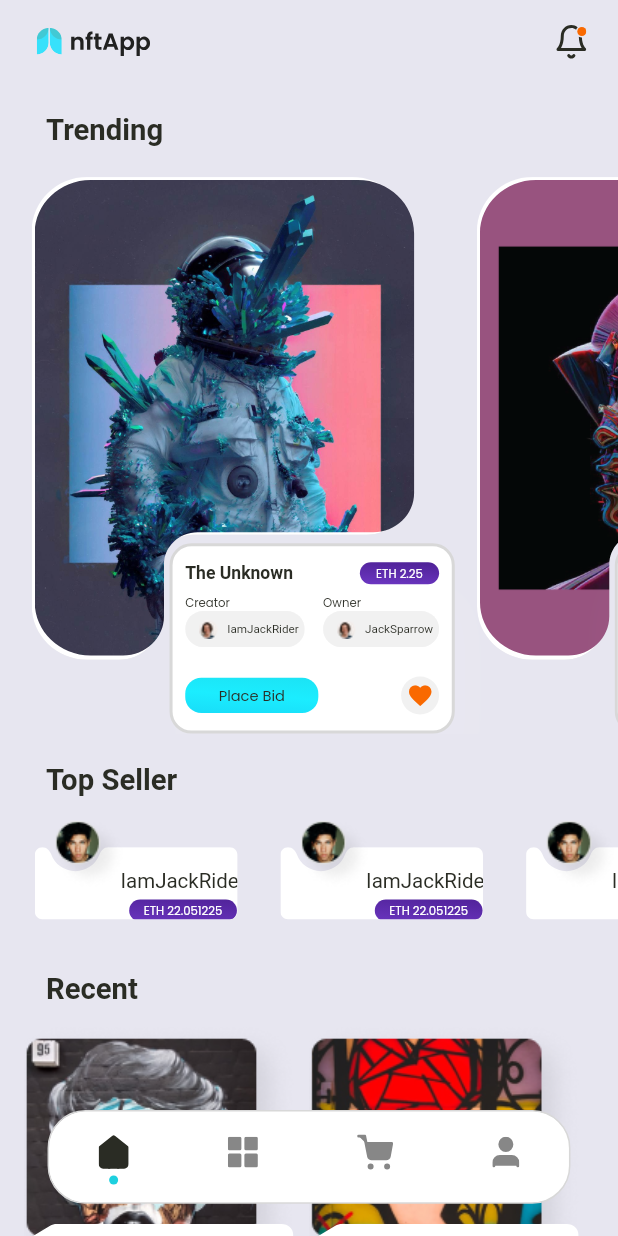
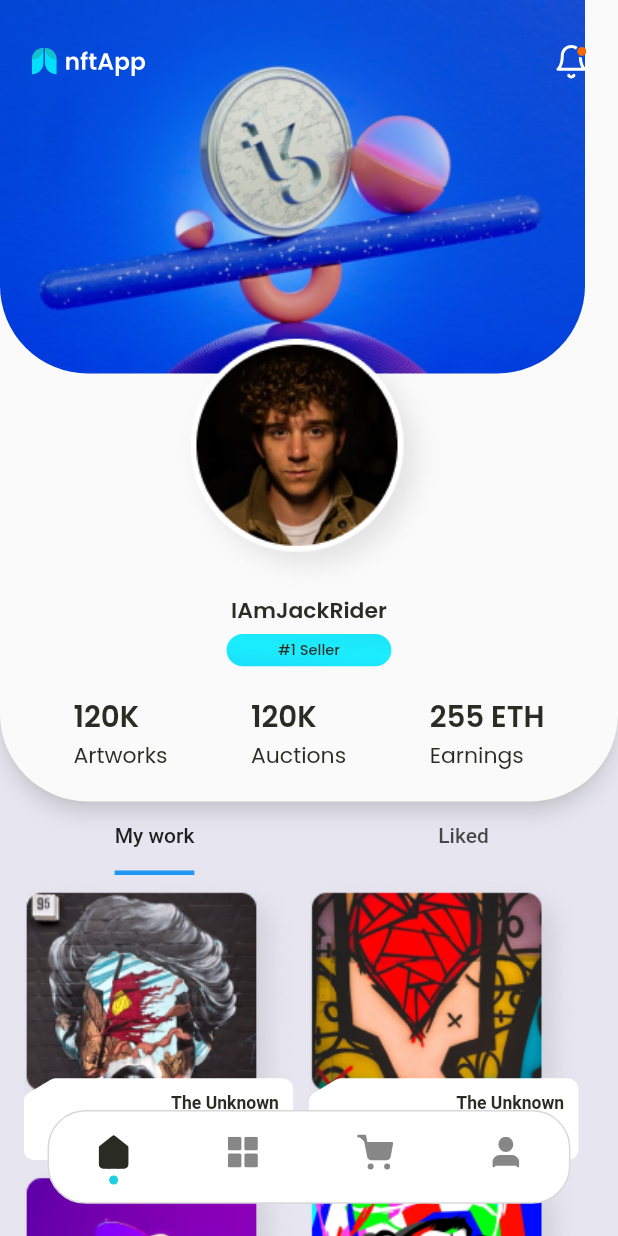
Before and after one commit to enoch-aik/nft_app, a Flutter app: the screen it shows after launch, on a phone screen of 412 x 824 dp. Run offline on Flutter 3.47's test engine with Material 2 defaults, Android fonts, the light colour scheme and no system bars; our stand-ins replace flutter_screenutil, flutter_svg, google_fonts.

Commit message:
added profile screen

```diff
--- a/lib/main.dart
+++ b/lib/main.dart
@@ -1,8 +1,9 @@
+import 'package:nft_app/screens/home/components/bottom_nav_icon.dart';
 import 'package:nft_app/screens/home/screen.dart';
+import 'package:nft_app/src/constants/bottom_nav.dart';
 import 'package:nft_app/src/res/theme.dart';
 
 import 'app.dart';
-
 
 void main() {
   runApp(const MyApp());
@@ -17,14 +18,65 @@ class MyApp extends StatelessWidget {
         designSize: const Size(390, 844),
         minTextAdapt: true,
         splitScreenMode: true,
-      builder: (context,child) {
+        builder: (context, child) {
           return MaterialApp(
             title: 'NFT App',
             debugShowCheckedModeBanner: false,
             theme: appTheme,
-          home: const HomeScreen(),
+            home: const MainApp(),
           );
+        });
   }
+}
+
+class MainApp extends StatelessWidget {
+  const MainApp({Key? key}) : super(key: key);
+
+  @override
+  Widget build(BuildContext context) {
+    ValueNotifier<int> selectedNav = ValueNotifier(0);
+    return SafeArea(
+      child: Scaffold(
+        body: ValueListenableBuilder(
+            valueListenable: selectedNav,
+            builder: (context, navState, _) {
+              return Stack(
+                children: [
+                  navScreens[navState],
+                  Align(
+                    alignment: Alignment.bottomCenter,
+                    child: Padding(
+                        padding: EdgeInsets.only(bottom: 22.h),
+                        child: Container(
+                          width: 330.w,
+                          height: 64.h,
+                          decoration: BoxDecoration(
+                            color: CustomColors.white,
+                            borderRadius: BorderRadius.circular(26.r),
+                            border: Border.all(color: CustomColors.borderColor),
+                          ),
+                          child: Row(
+                            mainAxisAlignment: MainAxisAlignment.spaceAround,
+                            children: [
+                              ...List.generate(
+                                  4,
+                                  (index) => InkWell(
+                                        onTap: () {
+                                          selectedNav.value = index;
+                                        },
+                                        child: bottomNavIcon(
+                                            iconPath: bottomNavIcons[index],
+                                            value: navState,
+                                            index: index),
+                                      )),
+                            ],
+                          ),
+                        )),
+                  ),
+                ],
+              );
+            }),
+      ),
     );
   }
 }
--- a/lib/screens/home/screen.dart
+++ b/lib/screens/home/screen.dart
@@ -1,8 +1,4 @@
-import 'package:flutter/services.dart';
-import 'package:google_fonts/google_fonts.dart';
-import 'dart:ui' as ui;
 import 'package:nft_app/app.dart';
-import 'package:nft_app/models/nft.dart';
 import 'package:nft_app/screens/home/components/bottom_nav_icon.dart';
 import 'package:nft_app/screens/home/components/recent_card.dart';
 import 'package:nft_app/screens/home/components/top_seller.dart';
@@ -10,8 +6,6 @@ import 'package:nft_app/screens/home/components/trending_card.dart';
 import 'package:nft_app/src/constants/assets.dart';
 import 'package:nft_app/src/constants/bottom_nav.dart';
 import 'package:nft_app/src/constants/nft.dart';
-import 'package:nft_app/src/widgets/custom_shapes/top_seller.dart';
-import 'package:nft_app/src/widgets/custom_shapes/trending.dart';
 
 class HomeScreen extends StatefulWidget {
   const HomeScreen({Key? key}) : super(key: key);
@@ -44,9 +38,7 @@ class _HomeScreenState extends State<HomeScreen> {
           )
         ],
       ),
-      body: Stack(
-        children: [
-          ListView(
+      body: ListView(
         shrinkWrap: true,
         children: [
           Padding(
@@ -114,43 +106,6 @@ class _HomeScreenState extends State<HomeScreen> {
           SizedBox(height: 100.h)
         ],
       ),
-          Align(
-            alignment: Alignment.bottomCenter,
-            child: Padding(
-              padding: EdgeInsets.only(bottom: 22.h),
-              child: ValueListenableBuilder(
-                  valueListenable: selectedNav,
-                  builder: (context, navState, _) {
-                    return Container(
-                      width: 330.w,
-                      height: 64.h,
-                      decoration: BoxDecoration(
-                        color: CustomColors.white,
-                        borderRadius: BorderRadius.circular(26.r),
-                        border: Border.all(color: CustomColors.borderColor),
-                      ),
-                      child: Row(
-                        mainAxisAlignment: MainAxisAlignment.spaceAround,
-                        children: [
-                          ...List.generate(
-                              4,
-                              (index) => InkWell(
-                                    onTap: () {
-                                      selectedNav.value = index;
-                                    },
-                                    child: bottomNavIcon(
-                                        iconPath: bottomNavIcons[index],
-                                        value: navState,
-                                        index: index),
-                                  )),
-                        ],
-                      ),
-                    );
-                  }),
-            ),
-          ),
-        ],
-      ),
     ));
   }
 }
--- /dev/null
+++ b/lib/screens/profile/components/liked.dart
@@ -0,0 +1,22 @@
+import 'package:nft_app/app.dart';
+import 'package:nft_app/screens/home/components/recent_card.dart';
+import 'package:nft_app/src/constants/nft.dart';
+
+class LikedItems extends StatelessWidget {
+  const LikedItems({Key? key}) : super(key: key);
+
+  @override
+  Widget build(BuildContext context) {
+    return Padding(
+      padding: EdgeInsets.symmetric(horizontal: 15.w),
+      child: GridView.count(
+        physics:const NeverScrollableScrollPhysics(),
+        shrinkWrap: true,
+        crossAxisCount: 2,
+        children: [
+          recentCard(imageUrl: recentImages[4]),recentCard(imageUrl: recentImages[5])
+        ],
+      ),
+    );
+  }
+}
--- /dev/null
+++ b/lib/screens/profile/components/my_work.dart
@@ -0,0 +1,25 @@
+import 'package:nft_app/app.dart';
+import 'package:nft_app/screens/home/components/recent_card.dart';
+import 'package:nft_app/src/constants/nft.dart';
+
+class MyWork extends StatelessWidget {
+  const MyWork({Key? key}) : super(key: key);
+
+  @override
+  Widget build(BuildContext context) {
+    return Padding(
+      padding: EdgeInsets.symmetric(horizontal: 15.w),
+      child: GridView.count(
+        physics:const NeverScrollableScrollPhysics(),
+        shrinkWrap: true,
+        crossAxisCount: 2,
+        children: [
+          ...List.generate(
+              4,
+                  (index) =>
+                  recentCard(imageUrl: recentImages[index]))
+        ],
+      ),
+    );
+  }
+}
--- /dev/null
+++ b/lib/screens/profile/components/profile_stats.dart
@@ -0,0 +1,20 @@
+import 'package:google_fonts/google_fonts.dart';
+import 'package:nft_app/app.dart';
+
+Widget profileStats({required String title, required String stats}) => Column(
+  mainAxisAlignment: MainAxisAlignment.start,
+  crossAxisAlignment: CrossAxisAlignment.start,
+  children: [
+    KText(
+      stats,
+      fontWeight: FontWeight.w600,
+      fontSize: 20.sp,
+      fontFamily: GoogleFonts.poppins().fontFamily,
+    ),
+    KText(
+      title,
+      fontFamily: GoogleFonts.poppins().fontFamily,
+      fontSize: 15.sp,
+    )
+  ],
+);
--- /dev/null
+++ b/lib/screens/profile/screen.dart
@@ -0,0 +1,137 @@
+import 'package:google_fonts/google_fonts.dart';
+import 'package:nft_app/app.dart';
+import 'package:nft_app/screens/profile/components/liked.dart';
+import 'package:nft_app/screens/profile/components/my_work.dart';
+import 'package:nft_app/src/constants/assets.dart';
+
+import 'components/profile_stats.dart';
+
+class ProfileScreen extends StatelessWidget {
+  const ProfileScreen({Key? key}) : super(key: key);
+
+  @override
+  Widget build(BuildContext context) {
+    return DefaultTabController(
+      length: 2,
+      child: Scaffold(
+        body: ListView(
+          children: [
+            Material(
+              elevation: 5,
+              shadowColor: CustomColors.borderColor.withOpacity(0.7),
+              borderRadius: BorderRadius.only(
+                  bottomLeft: Radius.circular(60.r),
+                  bottomRight: Radius.circular(60.r)),
+              child: Column(
+                children: [
+                  SizedBox(
+                    height: 455.h,
+                    width: 390.w,
+                    child: Stack(
+                      children: [
+                        ClipRRect(
+                            borderRadius: BorderRadius.only(
+                                bottomRight: Radius.circular(60.r),
+                                bottomLeft: Radius.circular(60.r)),
+                            child: Image.asset(profileBg)),
+                        Positioned(
+                            top: 30.h,
+                            child: SizedBox(
+                              width: 390.w,
+                              child: Padding(
+                                padding: EdgeInsets.symmetric(horizontal: 20.w),
+                                child: Row(
+                                  mainAxisAlignment:
+                                      MainAxisAlignment.spaceBetween,
+                                  children: [
+                                    SvgPicture.asset(
+                                      whiteLogo,
+                                      width: 73.w,
+                                    ),
+                                    InkWell(
+                                        onTap: () {},
+                                        child: SvgPicture.asset(
+                                          whiteNotificationIcon,
+                                        )),
+                                  ],
+                                ),
+                              ),
+                            )),
+                        Positioned.fill(
+                          bottom: 0,
+                          child: Column(
+                            mainAxisAlignment: MainAxisAlignment.end,
+                            children: [
+                              Image.asset(user4),
+                              Padding(
+                                padding: EdgeInsets.only(bottom: 5.h),
+                                child: KText(
+                                  'IAmJackRider',
+                                  fontSize: 15.sp,
+                                  fontWeight: FontWeight.w600,
+                                  fontFamily: GoogleFonts.poppins().fontFamily,
+                                ),
+                              ),
+                              Container(
+                                height: 22.h,
+                                width: 104.w,
+                                decoration: BoxDecoration(
+                                    gradient: const LinearGradient(
+                                        transform: GradientRotation(1.6678366),
+                                        colors: [
+                                          Color(0xff1DD0DF),
+                                          Color(0xff1BEDFF),
+                                          Color(0xff14BDEB)
+                                        ]),
+                                    borderRadius: BorderRadius.circular(15.r)),
+                                alignment: Alignment.center,
+                                child: KText(
+                                  '#1 Seller',
+                                  fontWeight: FontWeight.w500,
+                                  fontFamily: GoogleFonts.poppins().fontFamily,
+                                  fontSize: 10.sp,
+                                ),
+                              )
+                            ],
+                          ),
+                        ),
+                      ],
+                    ),
+                  ),
+                  Padding(
+                    padding:
+                        EdgeInsets.symmetric(horizontal: 20.w, vertical: 20.h),
+                    child: Row(
+                      crossAxisAlignment: CrossAxisAlignment.start,
+                      mainAxisAlignment: MainAxisAlignment.spaceAround,
+                      children: [
+                        profileStats(title: 'Artworks', stats: '120K'),
+                        profileStats(title: 'Auctions', stats: '120K'),
+                        profileStats(title: 'Earnings', stats: '255 ETH'),
+                      ],
+                    ),
+                  )
+                ],
+              ),
+            ),
+            const TabBar(
+                indicatorSize: TabBarIndicatorSize.label,
+                indicatorWeight: 3,
+                tabs: [
+                  Tab(
+                    text: 'My work',
+                  ),
+                  Tab(
+                    text: 'Liked',
+                  )
+                ]),
+            SizedBox(height: 600.h,
+              child: const TabBarView(
+                  children: [MyWork(), LikedItems()]),
+            )
+          ],
+        ),
+      ),
+    );
+  }
+}
--- a/lib/src/constants/assets.dart
+++ b/lib/src/constants/assets.dart
@@ -13,11 +13,15 @@ const String recent6 = 'assets/images/image11.png';
 const String user1 = 'assets/images/user1.png';
 const String user2 = 'assets/images/user2.png';
 const String user3 = 'assets/images/user3.png';
+const String user4 = 'assets/images/user4.png';
 const String confetti = 'assets/images/bid_success.png';
+const String profileBg = 'assets/images/profile_bg.png';
 
 //SVG FILES
 const String logo = 'assets/svg/logo.svg';
+const String whiteLogo = 'assets/svg/logo_white.svg';
 const String notificationIcon = 'assets/svg/notification.svg';
+const String whiteNotificationIcon = 'assets/svg/notification_white.svg';
 const String likeIcon = 'assets/svg/like.svg';
 const String cartIcon = 'assets/svg/cart.svg';
 const String discoverIcon = 'assets/svg/discover.svg';
--- a/lib/src/constants/bottom_nav.dart
+++ b/lib/src/constants/bottom_nav.dart
@@ -1,3 +1,13 @@
+import 'package:flutter/material.dart';
+import 'package:nft_app/screens/home/screen.dart';
+import 'package:nft_app/screens/profile/screen.dart';
 import 'package:nft_app/src/constants/assets.dart';
 
-List<String> bottomNavIcons = [homeIcon,discoverIcon,cartIcon,profileIcon];
+List<String> bottomNavIcons = [homeIcon, discoverIcon, cartIcon, profileIcon];
+
+List<Widget> navScreens = const [
+  //HomeScreen(),
+  ProfileScreen(), HomeScreen(),
+  HomeScreen(),
+  ProfileScreen()
+];
```
Also changed, not shown: assets/images/profile_bg.png (added), assets/images/user4.png (added), assets/svg/logo_white.svg (added), assets/svg/notification_white.svg (added). Lines whose indentation alone changed are shown as unchanged.
